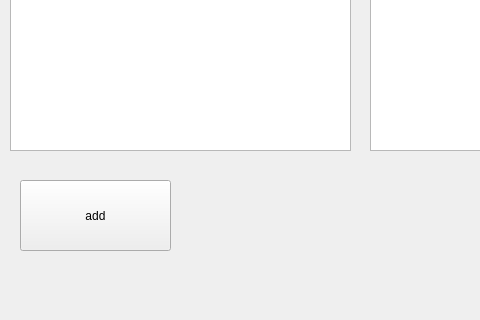
Qt form Recorder_json/recorder_json.ui (VetalHardline/Recorder_json) before a commit; both pictures show x 0 to 480 and y 280 to 600 of the 800 by 600 pixel window.
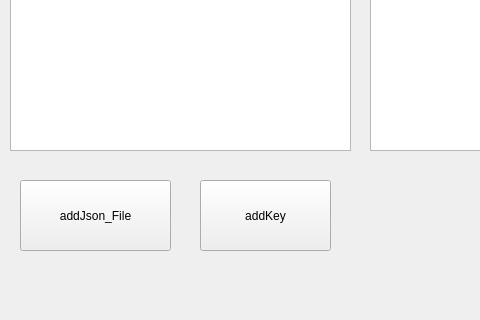
The same form after that commit.

Commit message: ⬆️ added a function that changes the key in .json file and set the default key value.

What changed in the file:
```diff
--- a/Recorder_json/recorder_json.ui
+++ b/Recorder_json/recorder_json.ui
@@ -44,7 +44,20 @@
      </rect>
     </property>
     <property name="text">
-     <string>add</string>
+     <string>addJson_File</string>
+    </property>
+   </widget>
+   <widget class="QPushButton" name="addJson_Key">
+    <property name="geometry">
+     <rect>
+      <x>200</x>
+      <y>460</y>
+      <width>131</width>
+      <height>71</height>
+     </rect>
+    </property>
+    <property name="text">
+     <string>addKey</string>
     </property>
    </widget>
   </widget>
```
The commit also changes 2 other files.
